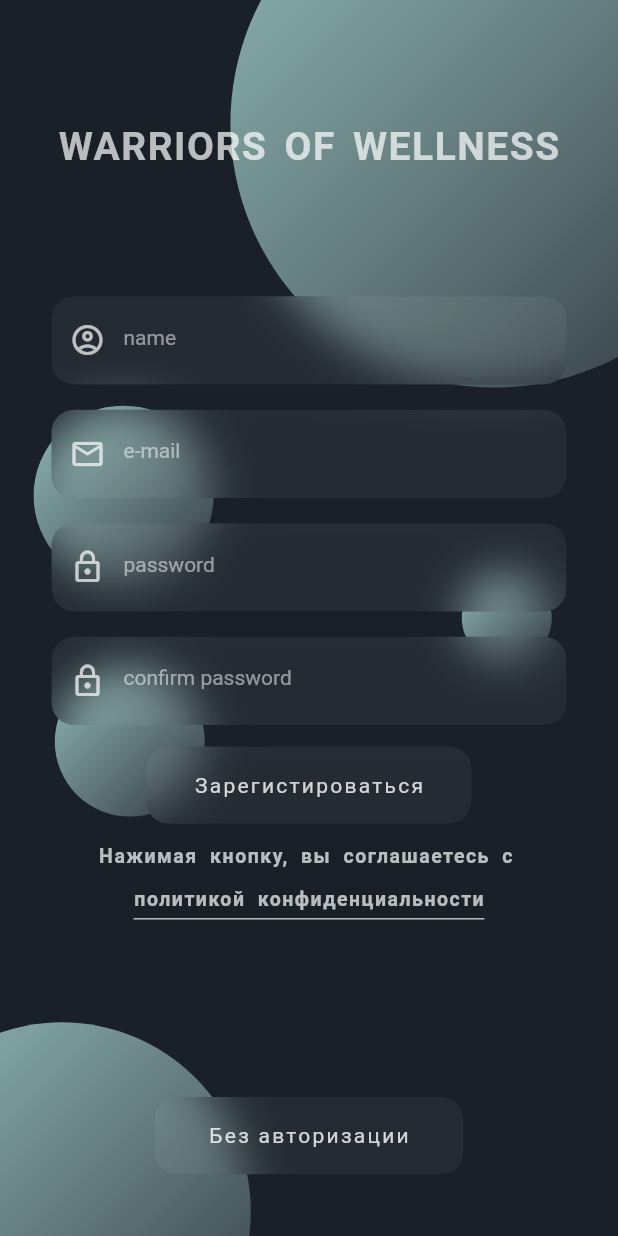
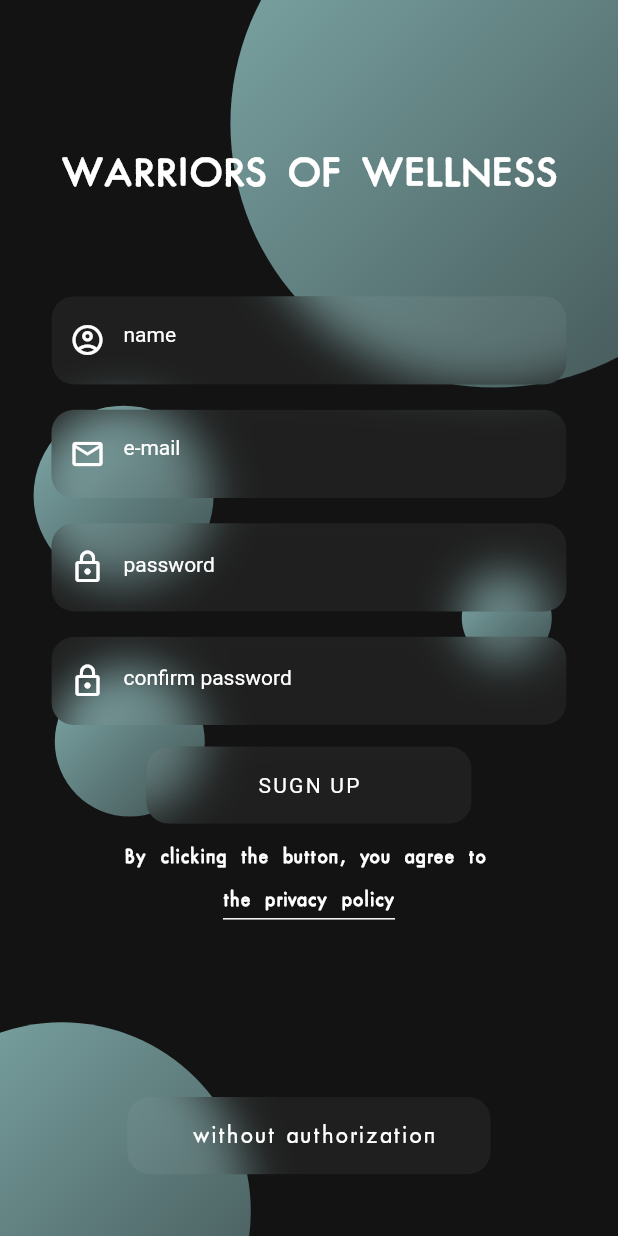
Before and after one commit to KattyIT/TeamApp, a Flutter app: the LogupPage screen opened directly, on a phone screen of 412 x 824 dp. Run offline on Flutter 3.47's test engine with Material 2 defaults, Android fonts, the light colour scheme and no system bars; our stand-ins replace another_xlider, firebase_auth, firebase_core, fl_chart, fluttertoast, font_awesome_flutter and 1 more; accounts and stored records are empty; project files that could hold a hidden picture were left out.

Commit message:
add some fixes

```diff
--- a/lib/const/colors.dart
+++ b/lib/const/colors.dart
@@ -1,9 +1,9 @@
 import 'package:flutter/material.dart';
 
+final Color backgroundColor = const Color(0xff131313);
+final Color aquamarineColor = const Color(0xff81acac);
+final Color titleColor = const Color(0xffffffff);
+
 final Color facebookColor = const Color(0xff39579A);
-final Color twitterColor = const Color(0xff00ABEA);
-final Color instaColor = const Color(0xffBE2289);
 final Color appleColor = const Color(0xffffffff);
-final Color linkedinColor = const Color(0xff0085E0);
-final Color githubColor = const Color(0xff202020);
 final Color googleColor = const Color(0xffDF4A32);
--- /dev/null
+++ b/lib/const/strings.dart
@@ -0,0 +1,32 @@
+abstract class Strings {
+  static const appTitle = 'WARRIORS OF WELLNESS';
+  static const termsTitle = 'Terms of use';
+  static const brokenConnection = 'Something seems to be broken';
+  static const hintEmail = 'e-mail';
+  static const hintPassword = 'password';
+  static const hintConfirmPassword = 'confirm password';
+  static const hintName = 'name';
+  static const hintSignIn = 'SIGN IN';
+  static const hintSignUp = 'SUGN UP';
+  static const hintWithoutLogin = ' without authorization';
+  static const hintOkButton = 'OK';
+  static const msgEmailIsEmpty = "this isn't e-mail";
+  static const msgPasswordIsEmpty = "this isn't password";
+  static const msgNameIsEmpty = "enter name, please";
+  static const termsContent = 'Agree to everything';
+  static const termsLine = 'By clicking the button, you agree to ';
+  static const termsButton = 'the privacy policy';
+
+  static final listOfImages = ListOfImagesStrings();
+  static final listOfFonts= ListOfFontsStrings();
+
+}
+
+
+class ListOfImagesStrings {
+  final logo = 'assets/images/logo.png';
+}
+
+class ListOfFontsStrings {
+  final mainFont = 'FuturaRenner';
+}
--- a/lib/presentation/LoginScreen/screens/details/painter.dart
+++ b/lib/presentation/LoginScreen/screens/details/painter.dart
@@ -1,4 +1,6 @@
 import 'package:flutter/cupertino.dart';
+
+import '../../../../const/colors.dart';
 
 class MyPainter extends CustomPainter {
   final double radius;
@@ -9,7 +11,7 @@ class MyPainter extends CustomPainter {
   void paint(Canvas canvas, Size size) {
     final paint = Paint()
       ..shader = LinearGradient(
-          colors: [Color(0xffA9DED8).withOpacity(.8), Color(0xffd5f6f3).withOpacity(.1)],
+          colors: [aquamarineColor, aquamarineColor.withOpacity(.4)],
           begin: Alignment.topLeft,
           end: Alignment.bottomRight)
           .createShader(Rect.fromCircle(
--- a/lib/presentation/LoginScreen/screens/sign_up.dart
+++ b/lib/presentation/LoginScreen/screens/sign_up.dart
@@ -8,6 +8,9 @@ import 'package:fluttertoast/fluttertoast.dart';
 import '../../../services/auth.dart';
 import '../screens/details/painter.dart';
 import 'details/behavior.dart';
+
+import '../../../const/colors.dart';
+import '../../../const/strings.dart';
 
 
 class LogupPage extends StatefulWidget {
@@ -35,7 +38,7 @@ class _LogupPageState extends State<LogupPage> with TickerProviderStateMixin {
 
     controller_1 = AnimationController(
       vsync: this,
-      duration: Duration(
+      duration: const Duration(
         seconds: 5,
       ),
     );
@@ -66,7 +69,7 @@ class _LogupPageState extends State<LogupPage> with TickerProviderStateMixin {
 
     controller_2 = AnimationController(
       vsync: this,
-      duration: Duration(
+      duration: const Duration(
         seconds: 5,
       ),
     );
@@ -112,7 +115,7 @@ class _LogupPageState extends State<LogupPage> with TickerProviderStateMixin {
     double heightScreen = MediaQuery.of(context).size.height;
     double widthScreen = MediaQuery.of(context).size.width;
     return Scaffold(
-      backgroundColor: Color(0xff192028),
+      backgroundColor: backgroundColor,
       body: ScrollConfiguration(
         behavior: Behavior(),
         child: SingleChildScrollView(
@@ -160,13 +163,14 @@ class _LogupPageState extends State<LogupPage> with TickerProviderStateMixin {
                     Expanded(
                         flex: 4,
                         child: Padding(
-                          padding: EdgeInsets.only(top: heightScreen * .1),
+                          padding: EdgeInsets.only(top: heightScreen * .12),
                           child: Text(
-                            'WARRIORS OF WELLNESS',
+                            Strings.appTitle,
                             style: TextStyle(
-                                color: Colors.white.withOpacity(.7),
-                                fontSize: 26,
+                                color: titleColor,
+                                fontSize: 28,
                                 fontWeight: FontWeight.bold,
+                                fontFamily: Strings.listOfFonts.mainFont,
                                 letterSpacing: 1,
                                 wordSpacing: 4),
                           ),
@@ -231,18 +235,19 @@ class _LogupPageState extends State<LogupPage> with TickerProviderStateMixin {
           height: width / 7,
           width: width / 1.2,
           alignment: Alignment.center,
-          padding: EdgeInsets.only(right: width / 10),
+          padding: EdgeInsets.only(right: width / 15),
           decoration: BoxDecoration(
             color: Colors.white.withOpacity(.05),
             borderRadius: BorderRadius.circular(15),
           ),
           child: TextFormField(
             validator: (value) {
-              if (value!.isEmpty) return 'enter name';
+              if (value!.isEmpty) return Strings.msgNameIsEmpty;
               return null;
             },
             style: TextStyle(
-              color: Colors.white.withOpacity(.8),
+              fontSize: 14,
+              color: titleColor,
             ),
             cursorColor: Colors.white,
             obscureText: false,
@@ -250,13 +255,13 @@ class _LogupPageState extends State<LogupPage> with TickerProviderStateMixin {
             decoration: InputDecoration(
               prefixIcon: Icon(
                 Icons.account_circle_outlined,
-                color: Colors.white.withOpacity(.7),
+                color: titleColor,
               ),
               border: InputBorder.none,
               hintMaxLines: 1,
-              hintText: 'name',
+              hintText: Strings.hintName,
               hintStyle: TextStyle(
-                  fontSize: 14, color: Colors.white.withOpacity(.5)),
+                  fontSize: 14, color: titleColor),
               errorStyle: TextStyle(
                 height: 12,
                 color: Colors.red[400],
@@ -295,11 +300,12 @@ class _LogupPageState extends State<LogupPage> with TickerProviderStateMixin {
               });
             },
             validator: (value) {
-              if (value!.isEmpty) return "isn't e-mail";
+              if (value!.isEmpty) return Strings.msgEmailIsEmpty;
               return null;
             },
             style: TextStyle(
-              color: Colors.white.withOpacity(.8),
+              fontSize:  14,
+              color: titleColor,
             ),
             cursorColor: Colors.white,
             obscureText: false,
@@ -307,16 +313,16 @@ class _LogupPageState extends State<LogupPage> with TickerProviderStateMixin {
             decoration: InputDecoration(
               prefixIcon: Icon(
                 Icons.email_outlined,
-                color: Colors.white.withOpacity(.7),
+                color: titleColor,
               ),
               border: InputBorder.none,
               hintMaxLines: 1,
-              hintText: 'e-mail',
+              hintText: Strings.hintEmail,
               hintStyle: TextStyle(
-                  fontSize: 14, color: Colors.white.withOpacity(.5)),
-              errorStyle: TextStyle(
+                  fontSize: 14, color: titleColor),
+              errorStyle: const TextStyle(
                 height: 14,
-                color: Colors.red[400],
+                color: Colors.red,
                 fontSize: 12,
               ),
             ),
@@ -351,11 +357,12 @@ class _LogupPageState extends State<LogupPage> with TickerProviderStateMixin {
               });
             },
             validator: (value) {
-              if (value!.isEmpty) return "isn't password";
+              if (value!.isEmpty) return Strings.msgPasswordIsEmpty;
               return null;
             },
             style: TextStyle(
-              color: Colors.white.withOpacity(.8),
+              fontSize: 16,
+              color: titleColor,
             ),
             cursorColor: Colors.white,
             obscureText: true,
@@ -363,16 +370,16 @@ class _LogupPageState extends State<LogupPage> with TickerProviderStateMixin {
             decoration: InputDecoration(
               prefixIcon: Icon(
                 Icons.lock_outlined,
-                color: Colors.white.withOpacity(.7),
+                color: titleColor,
               ),
               border: InputBorder.none,
               hintMaxLines: 1,
-              hintText: 'password',
+              hintText: Strings.hintPassword,
               hintStyle: TextStyle(
-                  fontSize: 14, color: Colors.white.withOpacity(.5)),
-              errorStyle: TextStyle(
+                  fontSize: 14, color: titleColor),
+              errorStyle: const TextStyle(
                 height: 14,
-                color: Colors.red[400],
+                color: Colors.red,
                 fontSize: 12,
               ),
             ),
@@ -402,11 +409,11 @@ class _LogupPageState extends State<LogupPage> with TickerProviderStateMixin {
           child: TextFormField(
             //controller: controller,
             validator: (value) {
-              if (value!.isEmpty) return "isn't password";
+              if (value!.isEmpty) return Strings.msgPasswordIsEmpty;
               return null;
             },
             style: TextStyle(
-              color: Colors.white.withOpacity(.8),
+              color: titleColor,
             ),
             cursorColor: Colors.white,
             obscureText: true,
@@ -414,16 +421,16 @@ class _LogupPageState extends State<LogupPage> with TickerProviderStateMixin {
             decoration: InputDecoration(
               prefixIcon: Icon(
                 Icons.lock_outlined,
-                color: Colors.white.withOpacity(.7),
+                color: titleColor,
               ),
               border: InputBorder.none,
               hintMaxLines: 1,
-              hintText: 'confirm password',
+              hintText: Strings.hintConfirmPassword,
               hintStyle: TextStyle(
-                  fontSize: 14, color: Colors.white.withOpacity(.5)),
-              errorStyle: TextStyle(
+                  fontSize: 14, color: titleColor),
+              errorStyle: const TextStyle(
                 height: 14,
-                color: Colors.red[400],
+                color: Colors.red,
                 fontSize: 12,
               ),
             ),
@@ -455,8 +462,8 @@ class _LogupPageState extends State<LogupPage> with TickerProviderStateMixin {
                 color: Colors.white.withOpacity(.05),
                 borderRadius: BorderRadius.circular(15)),
             child: Text(
-              'Зарегистироваться',
-              style: TextStyle(color: Colors.white.withOpacity(.8), letterSpacing: 1.5),
+              Strings.hintSignUp,
+              style: TextStyle(color: titleColor, letterSpacing: 1.5),
             ),
           ),
         ),
@@ -464,42 +471,11 @@ class _LogupPageState extends State<LogupPage> with TickerProviderStateMixin {
     );
   }
 
-
-  Widget _withoutAuthButtonElement(double width, double height) {
-    return ClipRRect(
-      borderRadius: BorderRadius.circular(15),
-      child: BackdropFilter(
-        filter: ImageFilter.blur(sigmaX: 15, sigmaY: 15),
-        child: InkWell(
-          highlightColor: Colors.transparent,
-          splashColor: Colors.transparent,
-          onTap:  () {
-            HapticFeedback.lightImpact();
-            Fluttertoast.showToast(
-                msg: 'Create new account pressed');
-          },
-          child: Container(
-            height: width / 8,
-            width: width / 2,
-            alignment: Alignment.center,
-            decoration: BoxDecoration(
-                color: Colors.white.withOpacity(.05),
-                borderRadius: BorderRadius.circular(15)),
-            child: Text(
-              'Без авторизации',
-              style: TextStyle(color: Colors.white.withOpacity(.8), letterSpacing: 1.5),
-            ),
-          ),
-        ),
-      ),
-    );
-  }
-
-
   showAlertDialog(BuildContext context) {
     // set up the button
     Widget okButton = TextButton(
-      child: Text("OK", style: TextStyle(color: Color(0xff192028))),
+      child:
+      Text(Strings.hintOkButton, style: TextStyle(color: backgroundColor)),
       onPressed: () {
         Navigator.of(context).pop();
       },
@@ -507,10 +483,18 @@ class _LogupPageState extends State<LogupPage> with TickerProviderStateMixin {
     // set up the AlertDialog
     AlertDialog alert = AlertDialog(
       backgroundColor: Colors.white,
-      title: Text("Пользовательское соглашение",
-          style: TextStyle(color: Color(0xff192028), fontSize: 14)),
-      content:
-      Text("Соглашаюсь на все", style: TextStyle(color: Color(0xff192028), fontSize: 12)),
+      title: Text(Strings.termsTitle,
+          style: TextStyle(
+            color: backgroundColor,
+            fontSize: 16,
+            fontFamily: Strings.listOfFonts.mainFont,
+          )),
+      content: Text(Strings.termsContent,
+          style: TextStyle(
+            color: backgroundColor,
+            fontSize: 14,
+            fontFamily: Strings.listOfFonts.mainFont,
+          )),
       actions: [
         okButton,
       ],
@@ -529,32 +513,34 @@ class _LogupPageState extends State<LogupPage> with TickerProviderStateMixin {
     return Column(
       children: [
         Text(
-          'Нажимая кнопку, вы соглашаетесь с ',
+          Strings.termsLine,
           style: TextStyle(
-              color: Colors.white.withOpacity(.7),
+              color: titleColor,
               fontSize: 13,
               fontWeight: FontWeight.bold,
+              fontFamily: Strings.listOfFonts.mainFont,
               letterSpacing: 1,
               wordSpacing: 4),
         ),
         TextButton(
             onPressed: () => {showAlertDialog(context)},
             child: Container(
-              padding: EdgeInsets.only(
+              padding: const EdgeInsets.only(
                 bottom: 5, // Space between underline and text
               ),
               decoration: BoxDecoration(
                   border: Border(
                       bottom: BorderSide(
-                        color: Colors.white.withOpacity(.7),
+                        color: titleColor,
                         width: 1.0, // Underline thickness
                       ))),
               child: Text(
-                'политикой конфиденциальности',
+                Strings.termsButton,
                 style: TextStyle(
-                    color: Colors.white.withOpacity(.7),
+                    color: titleColor,
                     fontSize: 13,
                     fontWeight: FontWeight.bold,
+                    fontFamily: Strings.listOfFonts.mainFont,
                     letterSpacing: 1,
                     wordSpacing: 4),
               ),
@@ -562,4 +548,38 @@ class _LogupPageState extends State<LogupPage> with TickerProviderStateMixin {
       ],
     );
   }
+
+
+  Widget _withoutAuthButtonElement(double width, double height) {
+    return ClipRRect(
+      borderRadius: BorderRadius.circular(15),
+      child: BackdropFilter(
+        filter: ImageFilter.blur(sigmaX: 15, sigmaY: 15),
+        child: InkWell(
+          highlightColor: Colors.transparent,
+          splashColor: Colors.transparent,
+          onTap: () {},
+          child: Container(
+            height: width / 8,
+            width: width / 1.7,
+            padding: const EdgeInsets.all(2),
+            alignment: Alignment.center,
+            decoration: BoxDecoration(
+                color: Colors.white.withOpacity(.05),
+                borderRadius: BorderRadius.circular(15)),
+            child: Text(
+              Strings.hintWithoutLogin,
+              style: TextStyle(
+                color: titleColor,
+                fontSize: 16,
+                letterSpacing: 1.5,
+                fontFamily: Strings.listOfFonts.mainFont,
+              ),
+            ),
+          ),
+        ),
+      ),
+    );
+  }
+
 }
--- a/pubspec.yaml
+++ b/pubspec.yaml
@@ -84,8 +84,10 @@ flutter:
       fonts:
         - asset: assets/fonts/FiraSans-SemiBoldItalic.ttf
           style: italic
-
-
+    - family: FuturaRenner
+      fonts:
+        - asset: assets/fonts/FuturaRenner-Regular.ttf
+          style: normal
 
   # An image asset can refer to one or more resolution-specific "variants", see
   # https://flutter.dev/assets-and-images/#resolution-aware.
```
Also changed, not shown: lib/presentation/LoginScreen/mainpage.dart (+7 -5 lines), lib/presentation/LoginScreen/screens/sign_in.dart (+134 -103 lines), lib/presentation/SplashScreen/splash.dart (+18 -14 lines), assets/fonts/FuturaRenner-Regular.ttf (added), pubspec.lock.
